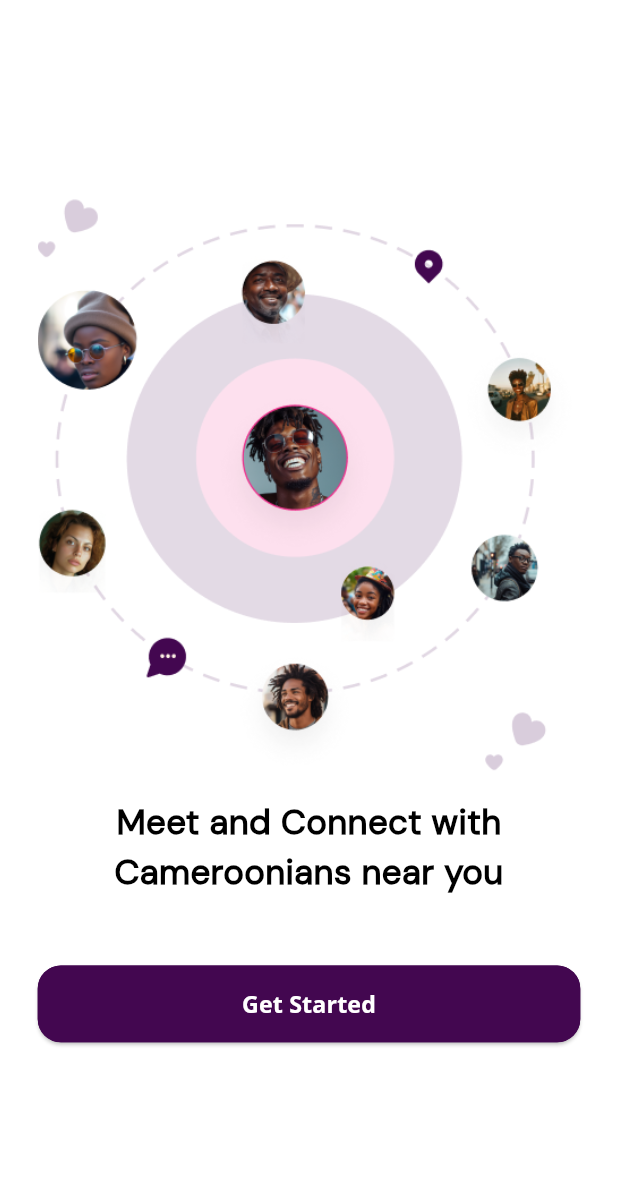
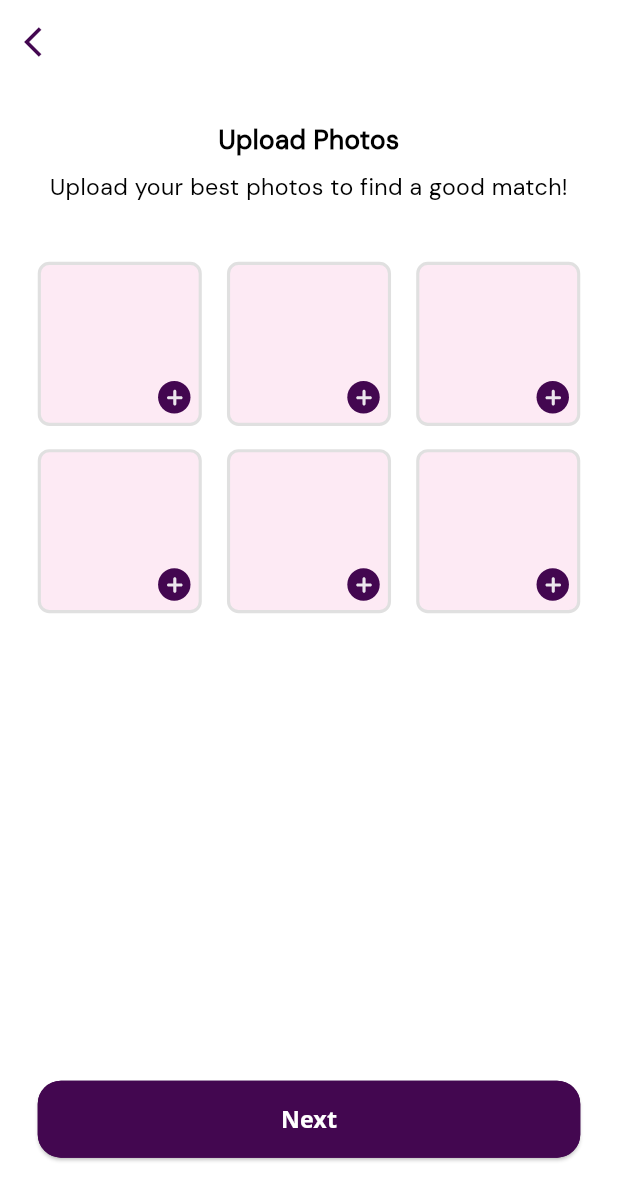
Before and after one commit to sparktechagency/Ndolo-Dataing-App, a Flutter app: the screen it shows after launch, on a phone screen of 412 x 824 dp. Shown: the top 1201 px of the screen. Run offline on Flutter 3.47's test engine with Material 3 defaults, Android fonts, the phone set to English and light mode, and no system bars; our stand-ins replace country_picker, flutter_screenutil, flutter_spinkit, flutter_svg, get, image_picker and 4 more; missing offline and left inert: dart:ffi, mime_type; Roboto replaces fonts that are missing (Open Sans).

Commit message:
Upload Photos Screen Done

```diff
--- a/lib/helpers/route.dart
+++ b/lib/helpers/route.dart
@@ -4,6 +4,7 @@ import '../views/screen/Auth/OTPScreen/otp_screen.dart';
 import '../views/screen/Auth/ResetPass/reset_password_screen.dart';
 import '../views/screen/Auth/SignIn/sign_in_screen.dart';
 import '../views/screen/Auth/SignUp/sign_up_screen.dart';
+import '../views/screen/Auth/UploadPhotos/upload_photos_screen.dart';
 import '../views/screen/Categories/categories_screen.dart';
 import '../views/screen/Home/home_screen.dart';
 import '../views/screen/Profile/profile_screen.dart';
@@ -18,6 +19,7 @@ class AppRoutes{
   static String forgotPasswordScreen="/forgot_password_screen";
   static String otpScreen="/otp_screen";
   static String resetPasswordScreen="/reset_password_screen";
+  static String uploadPhotosScreen="/upload_photos_screen";
   static String homeScreen="/home_screen";
   static String profileScreen="/profile_screen";
   static String categoriesScreen="/categories_screen";
@@ -30,6 +32,7 @@ class AppRoutes{
    GetPage(name:forgotPasswordScreen, page: ()=> const ForgotPasswordScreen()),
    GetPage(name:otpScreen, page: ()=> const OtpScreen()),
    GetPage(name:resetPasswordScreen, page: ()=> const ResetPasswordScreen()),
+   GetPage(name:uploadPhotosScreen, page: ()=> const UploadPhotosScreen()),
    GetPage(name:homeScreen, page: ()=>const HomeScreen(),transition:Transition.noTransition),
     GetPage(name:categoriesScreen, page: ()=>const CategoriesScreen(),transition:Transition.noTransition),
     GetPage(name:profileScreen, page: ()=>const ProfileScreen(),transition: Transition.noTransition),
--- a/lib/main.dart
+++ b/lib/main.dart
@@ -46,7 +46,7 @@ class MyApp extends StatelessWidget {
                     AppConstants.languages[0].countryCode),
                 transitionDuration: const Duration(milliseconds: 500),
                 getPages: AppRoutes.page,
-                initialRoute: AppRoutes.splashScreen,
+                initialRoute: AppRoutes.uploadPhotosScreen,
               );
             });
       });
--- a/lib/utils/app_icons.dart
+++ b/lib/utils/app_icons.dart
@@ -18,5 +18,7 @@ class AppIcons{
   static String email="$baseUrl/email.svg";
   static String lock="$baseUrl/lock.svg";
   static String user="$baseUrl/user.svg";
+  static String cancel="$baseUrl/cancel.svg";
+  static String add="$baseUrl/add.svg";
 
 }
--- /dev/null
+++ b/lib/views/screen/Auth/UploadPhotos/upload_photos_screen.dart
@@ -0,0 +1,132 @@
+import 'dart:io';
+import 'package:flutter/material.dart';
+import 'package:flutter_screenutil/flutter_screenutil.dart';
+import 'package:flutter_svg/svg.dart';
+import 'package:get/get.dart';
+import 'package:image_picker/image_picker.dart';
+import 'package:ndolo_dating/utils/app_colors.dart';
+import 'package:ndolo_dating/utils/app_icons.dart';
+import 'package:ndolo_dating/views/base/custom_button.dart';
+import '../../../../utils/app_strings.dart';
+import '../../../base/custom_app_bar.dart';
+import '../../../base/custom_text.dart';
+
+class UploadPhotosScreen extends StatefulWidget {
+  const UploadPhotosScreen({super.key});
+
+  @override
+  _UploadPhotosScreenState createState() => _UploadPhotosScreenState();
+}
+
+class _UploadPhotosScreenState extends State<UploadPhotosScreen> {
+  List<String?> imagePaths = List.filled(6, null);
+  final ImagePicker _picker = ImagePicker();
+
+  //===================> Method to Pick an image <==========================
+  Future<void> pickImage(int index) async {
+    final XFile? pickedFile =
+        await _picker.pickImage(source: ImageSource.gallery);
+
+    if (pickedFile != null) {
+      setState(() {
+        imagePaths[index] = pickedFile.path;
+      });
+    }
+  }
+
+  //====================> Method to remove an image <======================
+  void removeImage(int index) {
+    setState(() {
+      imagePaths[index] = null;
+    });
+  }
+
+  @override
+  Widget build(BuildContext context) {
+    return Scaffold(
+      appBar: CustomAppBar(title: ''),
+      body: Padding(
+        padding: EdgeInsets.symmetric(horizontal: 24.w, vertical: 24.w),
+        child: Column(
+          crossAxisAlignment: CrossAxisAlignment.start,
+          children: [
+            Center(
+              child: CustomText(
+                text: AppStrings.uploadPhotos.tr,
+                fontWeight: FontWeight.w700,
+                fontSize: 18.sp,
+                bottom: 8.h,
+              ),
+            ),
+            Center(
+              child: CustomText(
+                text: AppStrings.uploadYourBestPhotos.tr,
+                fontSize: 16.sp,
+                maxLine: 2,
+                bottom: 8.h,
+              ),
+            ),
+            SizedBox(height: 32.h),
+            //=========================> Image Section <=======================
+            Expanded(
+              child: GridView.builder(
+                gridDelegate: SliverGridDelegateWithFixedCrossAxisCount(
+                  crossAxisCount: 3,
+                  mainAxisSpacing: 16.h,
+                  crossAxisSpacing: 16.w,
+                ),
+                itemCount: imagePaths.length,
+                itemBuilder: (context, index) {
+                  return Stack(
+                    clipBehavior: Clip.none,
+                    children: [
+                      GestureDetector(
+                        onTap: () => pickImage(index),
+                        child: Container(
+                          decoration: BoxDecoration(
+                            border: Border.all(
+                              color: Colors.grey[300]!,
+                              width: 2.w,
+                            ),
+                            borderRadius: BorderRadius.circular(8.r),
+                            color: AppColors.cardColor,
+                          ),
+                          child: imagePaths[index] != null
+                              ? ClipRRect(
+                                  borderRadius: BorderRadius.circular(8.r),
+                                  child: Image.file(
+                                    File(imagePaths[index]!),
+                                    fit: BoxFit.cover,
+                                  ),
+                                )
+                              : Align(
+                                  alignment: Alignment.bottomRight,
+                                  child: SvgPicture.asset(AppIcons.add,
+                                      width: 31.w, height: 31.h),
+                                ),
+                        ),
+                      ),
+                      if (imagePaths[index] != null)
+                        Positioned(
+                          bottom: 2.h,
+                          right: 2.w,
+                          child: GestureDetector(
+                            onTap: () => removeImage(index), // Remove image
+                            child: SvgPicture.asset(AppIcons.cancel,
+                                width: 31.w, height: 31.h),
+                          ),
+                        ),
+                    ],
+                  );
+                },
+              ),
+            ),
+            //=========================> Next Button <=======================
+            CustomButton(onTap: () {}, text: AppStrings.next.tr),
+            SizedBox(height: 28.h),
+          ],
+        ),
+      ),
+    );
+  }
+}
```
Also changed, not shown: assets/icons/add.svg (added), assets/icons/cancel.svg (added).
